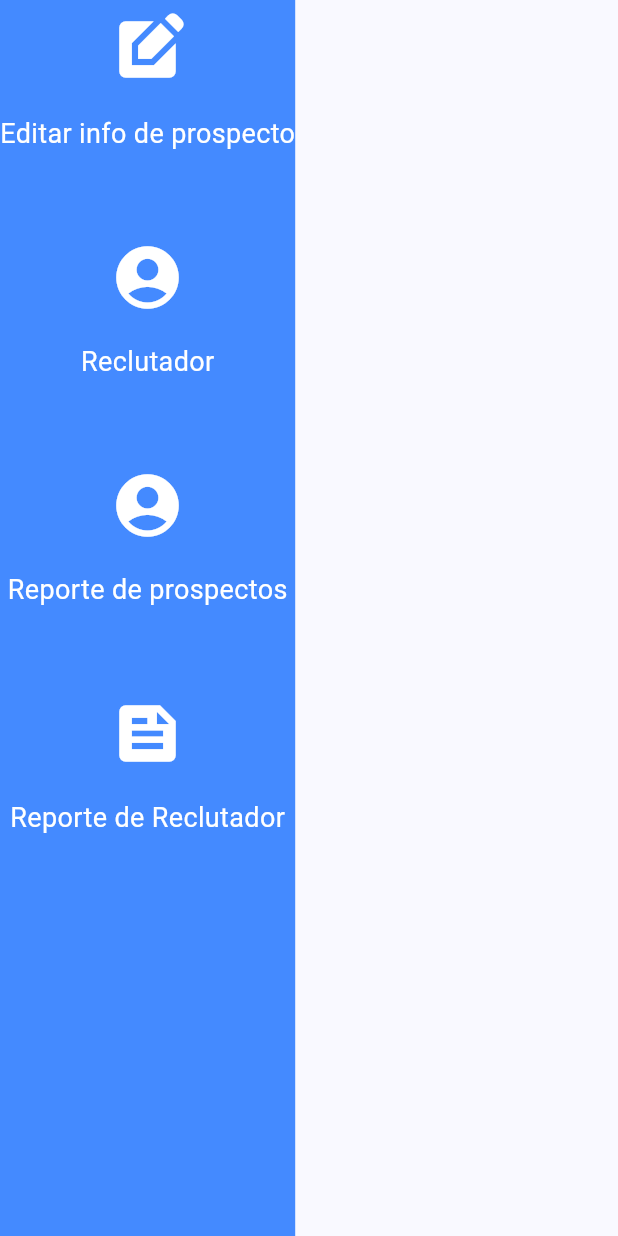
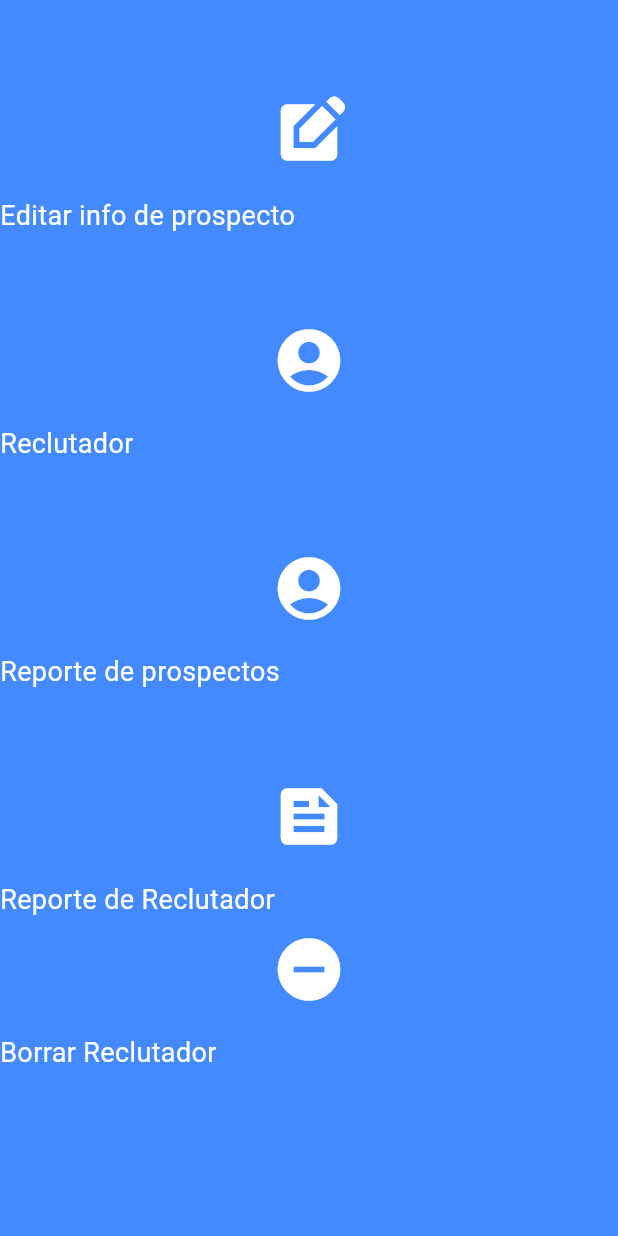
Before and after one commit to oscarsil/Tel-soluciones-reclutamiento, a Flutter app: what barraslaterales() shows on an empty page, opened directly, on a phone screen of 412 x 824 dp. Run offline on Flutter 3.47's test engine with Material 2 defaults, Android fonts, the phone set to English and light mode, and no system bars; our stand-ins replace audioplayers, sqflite, timer_count_down; accounts and stored records are empty.

Commit message:
Pantalla provisional para eliminar reclutadoras

```diff
--- a/lib/componentes/barraslaterales.dart
+++ b/lib/componentes/barraslaterales.dart
@@ -4,6 +4,7 @@ import 'package:telsolreclutamiento/pantallas/JefeRecluPantallas/ListaDereclutad
 import 'package:telsolreclutamiento/pantallas/JefeRecluPantallas/JefeReclutadorPrincipal.dart';
 import 'package:telsolreclutamiento/pantallas/ProspectoPantallas/EditarProspecto.dart';
 import 'package:telsolreclutamiento/pantallas/ReclutadorPantallas/ReporteReclutador.dart';
+import 'package:telsolreclutamiento/pantallas/ReclutadorPantallas/borrarReclu.dart';
 
 class barraslaterales extends StatelessWidget{
   @override
@@ -15,8 +16,11 @@ class barraslaterales extends StatelessWidget{
             maxHeight: MediaQuery.of(context).size.height
         ),
         color: Colors.blueAccent,
-        child: Column(
+        child: ListView(
           children: [
+            SizedBox(
+              height: 55,
+            ),
             IconButton(onPressed: () {
               Navigator.push(context, MaterialPageRoute(builder: (context) => EditarProspecto()));
             }, icon: Icon(Icons.edit_square, color: Colors.white,size: 50,)),
@@ -40,6 +44,11 @@ class barraslaterales extends StatelessWidget{
             }, icon: Icon(Icons.feed, color: Colors.white,size: 50,)),
             SizedBox(height: 10,),
             Wrap(children: [Text('Reporte de Reclutador',style: TextStyle(fontSize: 18, color: Colors.white),)],),
+            IconButton(onPressed: ()  {
+              Navigator.push(context, MaterialPageRoute(builder: (context) => borrarReclu()));
+            }, icon: Icon(Icons.remove_circle, color: Colors.white,size: 50,)),
+            SizedBox(height: 10,),
+            Wrap(children: [Text('Borrar Reclutador',style: TextStyle(fontSize: 18, color: Colors.white),)],),
           ],
         ),
       ),
--- a/lib/pantallas/ProspectoPantallas/EditarProspecto.dart
+++ b/lib/pantallas/ProspectoPantallas/EditarProspecto.dart
@@ -72,7 +72,7 @@ class _EditarProspecto extends State<EditarProspecto>{
                               if(formKey.currentState!.validate()){
 
                               }
-                              }, child: Text('Buscar', style: TextStyle(color: Colors.white),))
+                              }, child: Text('Buscar por Nombre', style: TextStyle(color: Colors.white),))
                             ],
                           ),
                         ),
```
Also changed, not shown: lib/pantallas/ReclutadorPantallas/borrarReclu.dart (added, +44 -0 lines).
